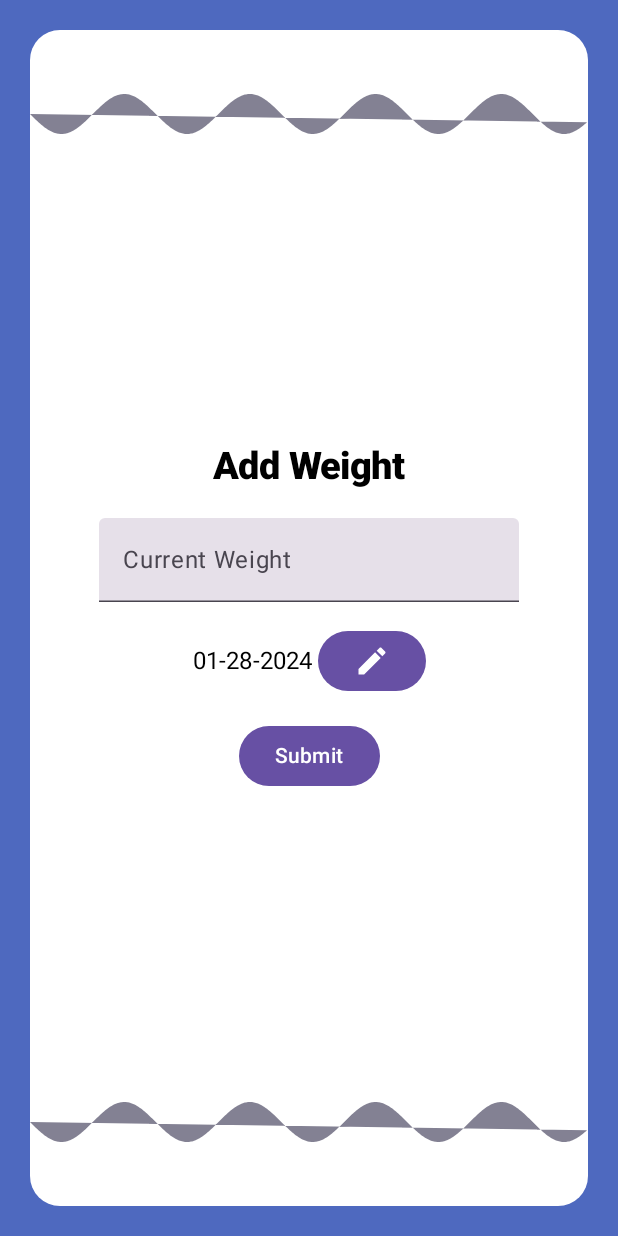
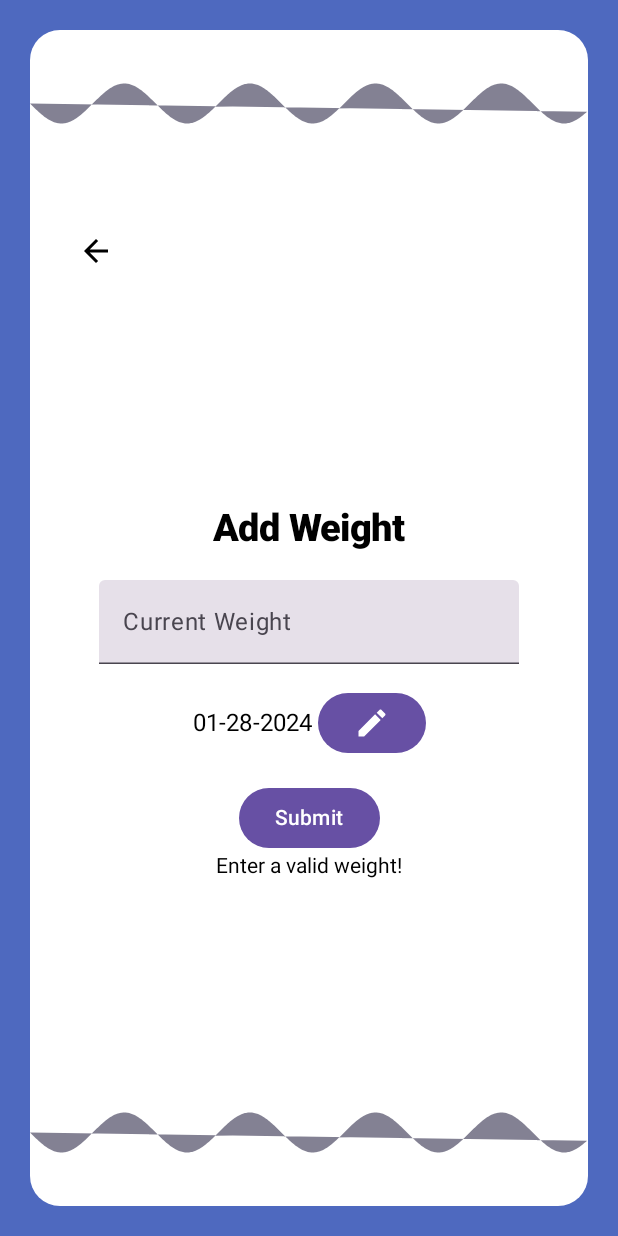
Before and after one commit to JackEmond/WeightTrackerAndroidApp, an Android app built with Jetpack Compose: the AddWeightPage screen opened through its navigation route, after a tap on "Submit", on a phone screen of 412 x 824 dp. Run offline under Robolectric (Android 15) with nearby library versions, the phone set to English and light mode, and no system bars; our stand-ins replace Dagger/Hilt's generated code, livedata-compose.

Commit message:
Added back button to add weight page

```diff
--- a/app/src/main/java/com/example/weightracker/ui/AddWeightPage.kt
+++ b/app/src/main/java/com/example/weightracker/ui/AddWeightPage.kt
@@ -4,6 +4,7 @@ import android.app.DatePickerDialog
 import androidx.compose.foundation.Canvas
 import androidx.compose.foundation.background
 import androidx.compose.foundation.layout.Arrangement
+import androidx.compose.foundation.layout.Box
 import androidx.compose.foundation.layout.Column
 import androidx.compose.foundation.layout.Row
 import androidx.compose.foundation.layout.fillMaxSize
@@ -13,9 +14,11 @@ import androidx.compose.foundation.layout.padding
 import androidx.compose.foundation.shape.RoundedCornerShape
 import androidx.compose.foundation.text.KeyboardOptions
 import androidx.compose.material.icons.Icons
+import androidx.compose.material.icons.filled.ArrowBack
 import androidx.compose.material.icons.filled.Edit
 import androidx.compose.material3.Button
 import androidx.compose.material3.Icon
+import androidx.compose.material3.IconButton
 import androidx.compose.material3.Text
 import androidx.compose.material3.TextField
 import androidx.compose.runtime.Composable
@@ -51,13 +54,7 @@ fun AddWeightPage(
 {
     val uiState by viewModel.uiState.collectAsState()
 
-    val navigateToNextScreen by viewModel.navigateToNextScreen
-    if (navigateToNextScreen) {
-        LaunchedEffect(Unit) {
-            navController.navigate("home")
-            viewModel.onNavigationDone()
-        }
-    }
+    NavigationHandler(viewModel = viewModel, navController = navController)
 
     Column(
         modifier = Modifier
@@ -68,9 +65,44 @@ fun AddWeightPage(
             .background(colorResource(id = R.color.white)),
         horizontalAlignment = Alignment.CenterHorizontally,
     ){
+
         SquigglyLine(Modifier.weight(1f))
+        BackIconButton(Modifier.weight(1f), navController)
         InnerContent(uiState, viewModel, Modifier.weight(5f))
         SquigglyLine(Modifier.weight(1f))
+    }
+}
+
+@Composable
+fun NavigationHandler(viewModel: WeightTrackerViewModel, navController: NavHostController) {
+    val navigateHome by viewModel.navigateHome
+    if (navigateHome) {
+        LaunchedEffect(Unit) {
+            navController.navigate("home")
+            viewModel.onNavigationDone()
+        }
+    }
+}
+
+
+
+@Composable
+fun BackIconButton(modifier: Modifier, navController: NavHostController) {
+    Box( modifier = modifier.fillMaxWidth()
+    ) {
+        IconButton(
+            modifier = Modifier
+                .align(Alignment.CenterStart)
+                .padding(start = 20.dp),
+            onClick = { navController.navigate("home") }) {
+            Icon(
+                imageVector = Icons.Filled.ArrowBack,
+                contentDescription = "Back",
+                tint = Color.Black,
+
+
+            )
+        }
     }
 }
 
@@ -80,6 +112,8 @@ fun InnerContent(uiState: AddWeightUiState, viewModel: WeightTrackerViewModel, m
         horizontalAlignment = Alignment.CenterHorizontally,
         verticalArrangement = Arrangement.Center
     ){
+
+
         Text(
             text = "Add Weight",
             fontSize = 25.sp,
@@ -87,10 +121,12 @@ fun InnerContent(uiState: AddWeightUiState, viewModel: WeightTrackerViewModel, m
             modifier = Modifier.padding(bottom=20.dp)
 
         )
+
         //textDecoration = TextDecoration.Underline, fontSize = 20.dp)
         AddWeightInput(weight = uiState.weight, onWeightChanged = viewModel::updateWeight)
         DateInput(date = uiState.date, onDateChanged = viewModel::updateDate)
         SubmitButton(saveContent = viewModel::saveContent)
+        Text(text = uiState.errorMessage)
     }
 
 }
--- a/app/src/main/java/com/example/weightracker/ui/WeightTrackerViewModel.kt
+++ b/app/src/main/java/com/example/weightracker/ui/WeightTrackerViewModel.kt
@@ -1,6 +1,5 @@
 package com.example.weightracker.ui
 
-import android.util.Log
 import androidx.compose.runtime.mutableStateOf
 import androidx.lifecycle.ViewModel
 import androidx.lifecycle.viewModelScope
@@ -22,6 +21,7 @@ import androidx.lifecycle.map
 data class AddWeightUiState(
     val weight: String = "",
     val date: String = "",
+    val errorMessage: String = ""
 )
 data class FormattedWeightRecord(
     val id: Int,
@@ -38,8 +38,8 @@ class WeightTrackerViewModel @Inject constructor(
     val uiState: StateFlow<AddWeightUiState> = _uiState.asStateFlow()
 
     //Variables to navigate to home page after inserting content into db
-    private val _navigateToNextScreen = mutableStateOf(false)
-    val navigateToNextScreen: State<Boolean> = _navigateToNextScreen
+    private val _navigateHome = mutableStateOf(false)
+    val navigateHome: State<Boolean> = _navigateHome
 
 
     fun getAllWeightsAndDates(): LiveData<List<FormattedWeightRecord>> {
@@ -86,17 +86,30 @@ class WeightTrackerViewModel @Inject constructor(
         val weight = uiState.value.weight.toFloatOrNull()
         val date = uiState.value.date.toDate()?.time
 
-        if (weight == null || date == null) {
+
+        var errorMessage = ""
+        if (weight == null)    errorMessage += "Enter a valid weight!"
+        else if(weight <= 0)   errorMessage += "Weight must be above 0 lbs!"
+        else if(weight > 2000) errorMessage += "Weight must be below 2000 lbs!"
+
+
+
+        //if(date > currentDate) show error
+
+        if(errorMessage != ""){
             _uiState.update {
-                TODO("Not yet implemented")
-                //Pop up error on screen
-                //it.copy(userMessage = R.string.empty_task_message)
+                it.copy(errorMessage = errorMessage)
             }
             return
         }
-        _navigateToNextScreen.value = true
-        addWeightInfoToDatabase(weight, date);
+
+        if (weight == null || date == null) return
+
+        _navigateHome.value = true
+        addWeightInfoToDatabase(weight, date)
     }
+
+
 
     private fun addWeightInfoToDatabase(weight: Float, date: Long)
             = viewModelScope.launch{
@@ -112,7 +125,7 @@ class WeightTrackerViewModel @Inject constructor(
     }
 
     fun onNavigationDone() {
-        _navigateToNextScreen.value = false
+        _navigateHome.value = false
     }
 
 
```
